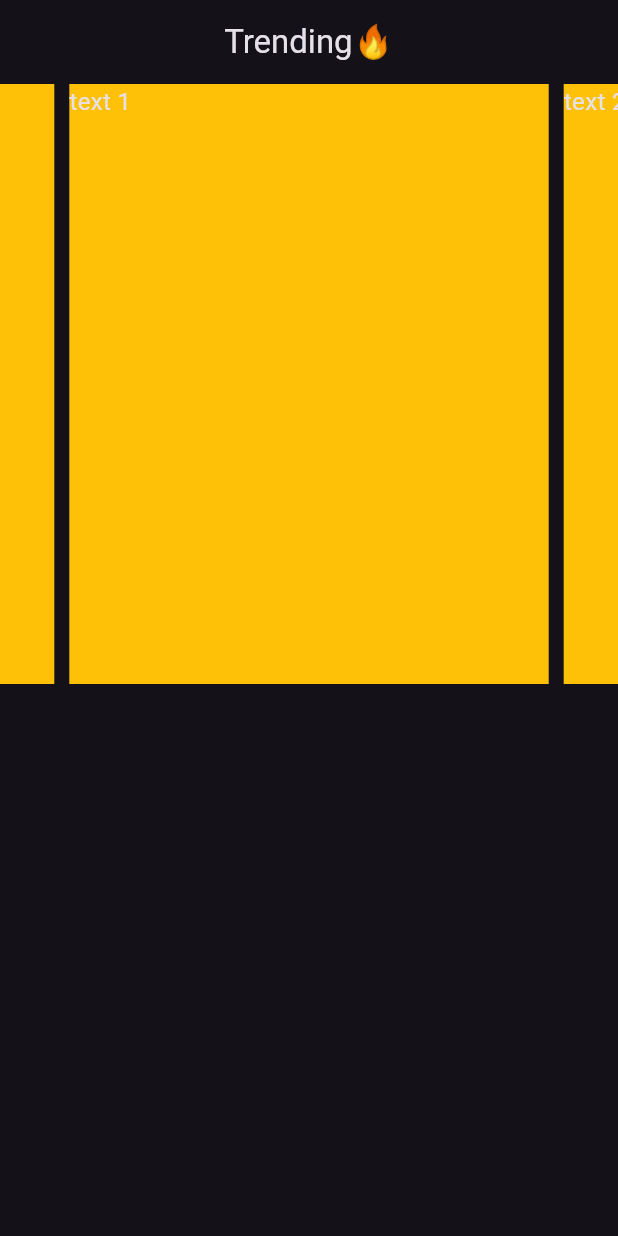
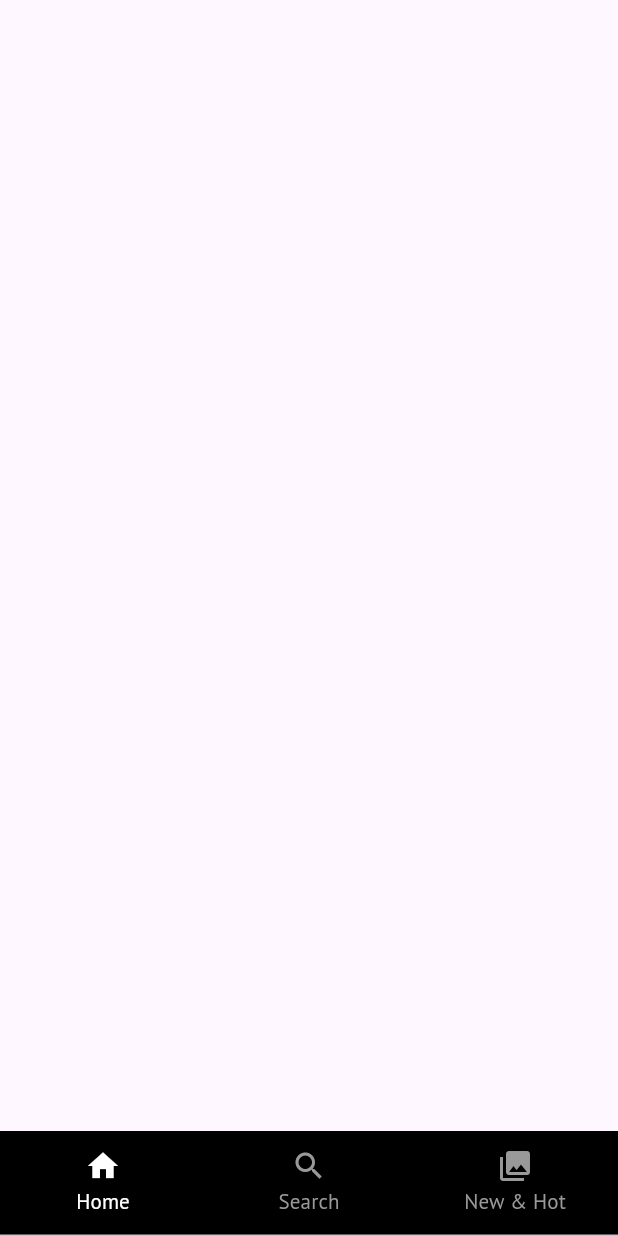
Before and after one commit to NizamUddin07/movieapp, a Flutter app: the screen it shows after launch, on a phone screen of 412 x 824 dp. Run offline on Flutter 3.47's test engine with Material 3 defaults, Android fonts, the phone set to English and light mode, and no system bars; drawn by our look-alikes of carousel_slider; our stand-ins replace google_fonts, lottie.

Commit message:
Navbar finished

```diff
--- a/lib/HomePage/homepage.dart
+++ /dev/null
@@ -1,50 +0,0 @@
-import 'package:flutter/material.dart';
-import 'package:carousel_slider/carousel_slider.dart';
-
-class HomePage extends StatefulWidget {
-  const HomePage({super.key});
-
-  @override
-  State<HomePage> createState() => _HomePageState();
-}
-
-class _HomePageState extends State<HomePage> {
-  @override
-  Widget build(BuildContext context) {
-    return Scaffold(
-      body: CustomScrollView(
-        slivers: [
-          SliverAppBar(
-            title: Row(
-              mainAxisAlignment: MainAxisAlignment.center,
-              children: [
-                Text('Trending'+'🔥')
-              ],
-            ),
-          ),
-          SliverList(delegate: SliverChildListDelegate([
-            Center(
-              child: CarouselSlider(
-                options: CarouselOptions(height: 400.0),
-                items: [1,2,3,4,5].map((i) {
-                  return Builder(
-                    builder: (BuildContext context) {
-                      return Container(
-                          width: MediaQuery.of(context).size.width,
-                          margin: EdgeInsets.symmetric(horizontal: 5.0),
-                          decoration: BoxDecoration(
-                              color: Colors.amber
-                          ),
-                          child: Text('text $i', style: TextStyle(fontSize: 16.0),)
-                      );
-                    },
-                  );
-                }).toList(),
-              )
-            )
-          ]))
-        ],
-      ),
-      );
-  }
-}
--- a/lib/apikey/api_key.dart
+++ /dev/null
@@ -1 +0,0 @@
-String apikey='8b4ce723e3e4d640600df93d2b3dd7a6';
--- a/lib/apilinks/all_api.dart
+++ /dev/null
@@ -1,3 +0,0 @@
-import 'package:movie_app/apikey/api_key.dart';
-
-String trandingweekurl='https://api.themoviedb.org/3/trending/all/day?api_key=$apikey';
--- a/lib/main.dart
+++ b/lib/main.dart
@@ -1,7 +1,8 @@
 import 'package:flutter/material.dart';
-import 'package:movie_app/HomePage/homepage.dart';
+import 'package:google_fonts/google_fonts.dart';
+import 'package:movie_app/screens/splashScreen.dart';
 
-void main()=> runApp(MyApp());
+void main() => runApp(MyApp());
 
 class MyApp extends StatelessWidget {
   const MyApp({super.key});
@@ -10,13 +11,16 @@ class MyApp extends StatelessWidget {
   Widget build(BuildContext context) {
     return MaterialApp(
       debugShowCheckedModeBanner: false,
+      title: 'Netflix Clone',
       theme: ThemeData(
-        brightness: Brightness.dark,
-        useMaterial3: true,
-      ),
-      home: HomePage(
-
-      ),
+          useMaterial3: true,
+          fontFamily: GoogleFonts.ptSans().fontFamily,
+          colorScheme: ColorScheme.fromSeed(seedColor: Colors.deepPurple)
+              .copyWith(background: Colors.black),
+          textTheme: TextTheme(
+              bodyLarge: TextStyle(fontSize: 24, color: Colors.white),
+              bodySmall: TextStyle(fontSize: 20, color: Colors.white))),
+      home: SplashScreen(),
     );
   }
 }
--- /dev/null
+++ b/lib/screens/bottom_navbar.dart
@@ -0,0 +1,36 @@
+import 'package:flutter/material.dart';
+
+class ButtomNavBar extends StatelessWidget {
+  const ButtomNavBar({super.key});
+
+  @override
+  Widget build(BuildContext context) {
+    return DefaultTabController(
+        length: 3,
+        child: Scaffold(
+          bottomNavigationBar: Container(
+            color: Colors.black,
+            height: 70,
+            child: TabBar(
+              tabs: [
+                Tab(
+                  icon: Icon(Icons.home),
+                  text: "Home",
+                ),
+                Tab(
+                  icon: Icon(Icons.search),
+                  text: "Search",
+                ),
+                Tab(
+                  icon: Icon(Icons.photo_library),
+                  text: "New & Hot",
+                ),
+              ],
+              labelColor: Colors.white,
+              indicatorColor: Colors.transparent,
+              unselectedLabelColor: Color(0xff999999),
+            ),
+          ),
+        ));
+  }
+}
--- /dev/null
+++ b/lib/screens/splashScreen.dart
@@ -0,0 +1,30 @@
+import 'dart:async';
+
+import 'package:flutter/material.dart';
+import 'package:lottie/lottie.dart';
+import 'package:movie_app/screens/bottom_navbar.dart';
+
+class SplashScreen extends StatefulWidget {
+  const SplashScreen({super.key});
+
+  @override
+  State<SplashScreen> createState() => _SplashScreenState();
+}
+
+class _SplashScreenState extends State<SplashScreen> {
+  @override
+  void initState() {
+    // TODO: implement initState
+    super.initState();
+    Timer(Duration(seconds: 3), () {
+      Navigator.push(
+          context, MaterialPageRoute(builder: (context) => ButtomNavBar()));
+    });
+  }
+
+  Widget build(BuildContext context) {
+    return Center(
+      child: Lottie.asset('assets/netflix.json'),
+    );
+  }
+}
```
Also changed, not shown: assets/netflix.json (added, +1 -0 lines), pubspec.yaml (+6 -72 lines), assets/Icon.png (deleted), assets/contract.png (added), assets/devices.png (added), assets/download.png (added), assets/logo.png (added), assets/netflix.png (added), assets/user.png (deleted), pubspec.lock, 1 other file.
